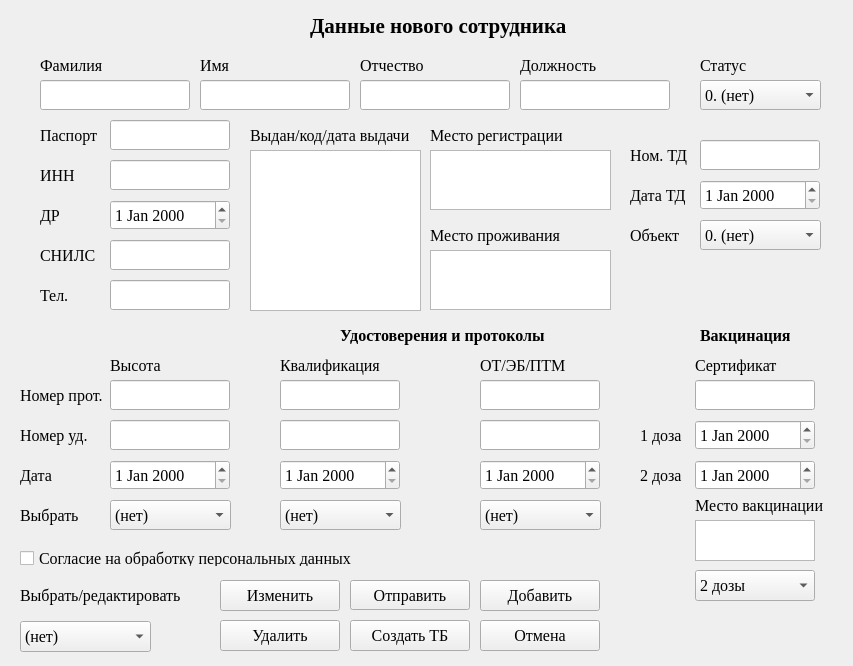
Qt form notebook/sourse/ui_files/new_worker.ui (SmolPO/my_helper) before a commit.
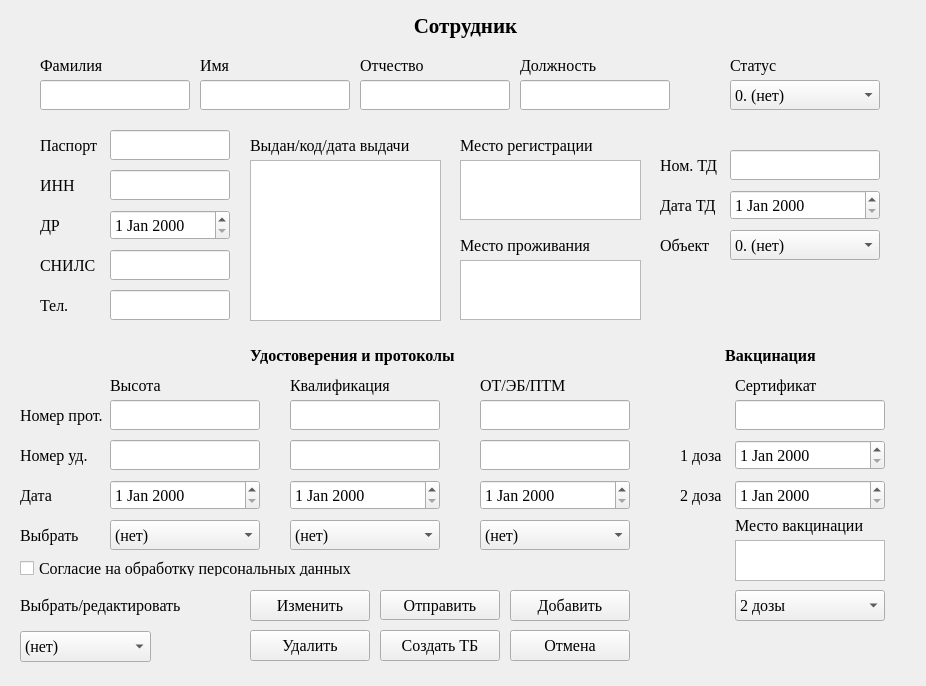
The same form after that commit.

```diff
--- a/notebook/sourse/ui_files/new_worker.ui
+++ b/notebook/sourse/ui_files/new_worker.ui
@@ -6,8 +6,8 @@
    <rect>
     <x>0</x>
     <y>0</y>
-    <width>853</width>
-    <height>666</height>
+    <width>926</width>
+    <height>686</height>
    </rect>
   </property>
   <property name="windowTitle">
@@ -16,9 +16,9 @@
   <widget class="QLabel" name="label">
    <property name="geometry">
     <rect>
-     <x>310</x>
+     <x>10</x>
      <y>10</y>
-     <width>271</width>
+     <width>911</width>
      <height>31</height>
     </rect>
    </property>
@@ -36,14 +36,17 @@
     <number>0</number>
    </property>
    <property name="text">
-    <string>Данные нового сотрудника</string>
+    <string>Сотрудник</string>
+   </property>
+   <property name="alignment">
+    <set>Qt::AlignCenter</set>
    </property>
   </widget>
   <widget class="QPushButton" name="b_ok">
    <property name="geometry">
     <rect>
-     <x>480</x>
-     <y>580</y>
+     <x>510</x>
+     <y>590</y>
      <width>120</width>
      <height>31</height>
     </rect>
@@ -208,14 +211,15 @@
    <property name="geometry">
     <rect>
      <x>250</x>
-     <y>150</y>
-     <width>171</width>
+     <y>160</y>
+     <width>191</width>
      <height>161</height>
     </rect>
    </property>
    <property name="font">
     <font>
      <family>Times New Roman</family>
+     <pointsize>12</pointsize>
     </font>
    </property>
   </widget>
@@ -223,7 +227,7 @@
    <property name="geometry">
     <rect>
      <x>250</x>
-     <y>120</y>
+     <y>130</y>
      <width>171</width>
      <height>30</height>
     </rect>
@@ -241,8 +245,8 @@
   <widget class="QTextEdit" name="adr">
    <property name="geometry">
     <rect>
-     <x>430</x>
-     <y>150</y>
+     <x>460</x>
+     <y>160</y>
      <width>181</width>
      <height>60</height>
     </rect>
@@ -250,14 +254,15 @@
    <property name="font">
     <font>
      <family>Times New Roman</family>
+     <pointsize>12</pointsize>
     </font>
    </property>
   </widget>
   <widget class="QLabel" name="label_7">
    <property name="geometry">
     <rect>
-     <x>430</x>
-     <y>120</y>
+     <x>460</x>
+     <y>130</y>
      <width>150</width>
      <height>30</height>
     </rect>
@@ -276,7 +281,7 @@
    <property name="geometry">
     <rect>
      <x>40</x>
-     <y>120</y>
+     <y>130</y>
      <width>150</width>
      <height>30</height>
     </rect>
@@ -295,7 +300,7 @@
    <property name="geometry">
     <rect>
      <x>110</x>
-     <y>120</y>
+     <y>130</y>
      <width>120</width>
      <height>30</height>
     </rect>
@@ -314,7 +319,7 @@
    <property name="geometry">
     <rect>
      <x>110</x>
-     <y>350</y>
+     <y>370</y>
      <width>81</width>
      <height>30</height>
     </rect>
@@ -333,8 +338,8 @@
    <property name="geometry">
     <rect>
      <x>110</x>
-     <y>380</y>
-     <width>120</width>
+     <y>400</y>
+     <width>150</width>
      <height>30</height>
     </rect>
    </property>
@@ -348,8 +353,8 @@
   <widget class="QLabel" name="label_16">
    <property name="geometry">
     <rect>
-     <x>340</x>
-     <y>320</y>
+     <x>250</x>
+     <y>340</y>
      <width>241</width>
      <height>30</height>
     </rect>
@@ -369,7 +374,7 @@
    <property name="geometry">
     <rect>
      <x>20</x>
-     <y>420</y>
+     <y>440</y>
      <width>91</width>
      <height>30</height>
     </rect>
@@ -387,9 +392,9 @@
   <widget class="QLabel" name="label_8">
    <property name="geometry">
     <rect>
-     <x>280</x>
-     <y>350</y>
-     <width>111</width>
+     <x>290</x>
+     <y>370</y>
+     <width>150</width>
      <height>30</height>
     </rect>
    </property>
@@ -406,9 +411,9 @@
   <widget class="QLineEdit" name="n_study">
    <property name="geometry">
     <rect>
-     <x>280</x>
-     <y>380</y>
-     <width>120</width>
+     <x>290</x>
+     <y>400</y>
+     <width>150</width>
      <height>30</height>
     </rect>
    </property>
@@ -422,9 +427,9 @@
   <widget class="QLineEdit" name="n_study_card">
    <property name="geometry">
     <rect>
-     <x>280</x>
-     <y>420</y>
-     <width>120</width>
+     <x>290</x>
+     <y>440</y>
+     <width>150</width>
      <height>30</height>
     </rect>
    </property>
@@ -438,8 +443,8 @@
   <widget class="QPushButton" name="b_cancel">
    <property name="geometry">
     <rect>
-     <x>480</x>
-     <y>620</y>
+     <x>510</x>
+     <y>630</y>
      <width>120</width>
      <height>31</height>
     </rect>
@@ -458,8 +463,8 @@
    <property name="geometry">
     <rect>
      <x>110</x>
-     <y>460</y>
-     <width>120</width>
+     <y>480</y>
+     <width>150</width>
      <height>30</height>
     </rect>
    </property>
@@ -473,9 +478,9 @@
   <widget class="QDateEdit" name="d_study">
    <property name="geometry">
     <rect>
-     <x>280</x>
-     <y>460</y>
-     <width>120</width>
+     <x>290</x>
+     <y>480</y>
+     <width>150</width>
      <height>30</height>
     </rect>
    </property>
@@ -490,7 +495,7 @@
    <property name="geometry">
     <rect>
      <x>20</x>
-     <y>460</y>
+     <y>480</y>
      <width>51</width>
      <height>30</height>
     </rect>
@@ -509,8 +514,8 @@
    <property name="geometry">
     <rect>
      <x>480</x>
-     <y>460</y>
-     <width>120</width>
+     <y>480</y>
+     <width>150</width>
      <height>30</height>
     </rect>
    </property>
@@ -525,8 +530,8 @@
    <property name="geometry">
     <rect>
      <x>480</x>
-     <y>350</y>
-     <width>111</width>
+     <y>370</y>
+     <width>150</width>
      <height>30</height>
     </rect>
    </property>
@@ -543,8 +548,8 @@
   <widget class="QLabel" name="label_12">
    <property name="geometry">
     <rect>
-     <x>430</x>
-     <y>220</y>
+     <x>460</x>
+     <y>230</y>
      <width>150</width>
      <height>30</height>
     </rect>
@@ -562,8 +567,8 @@
   <widget class="QTextEdit" name="live_adr">
    <property name="geometry">
     <rect>
-     <x>430</x>
-     <y>250</y>
+     <x>460</x>
+     <y>260</y>
      <width>181</width>
      <height>60</height>
     </rect>
@@ -571,6 +576,7 @@
    <property name="font">
     <font>
      <family>Times New Roman</family>
+     <pointsize>12</pointsize>
     </font>
    </property>
   </widget>
@@ -578,7 +584,7 @@
    <property name="geometry">
     <rect>
      <x>40</x>
-     <y>200</y>
+     <y>210</y>
      <width>61</width>
      <height>30</height>
     </rect>
@@ -597,7 +603,7 @@
    <property name="geometry">
     <rect>
      <x>110</x>
-     <y>200</y>
+     <y>210</y>
      <width>120</width>
      <height>30</height>
     </rect>
@@ -612,9 +618,9 @@
   <widget class="QLineEdit" name="n_td">
    <property name="geometry">
     <rect>
-     <x>700</x>
-     <y>140</y>
-     <width>120</width>
+     <x>730</x>
+     <y>150</y>
+     <width>150</width>
      <height>30</height>
     </rect>
    </property>
@@ -629,8 +635,8 @@
    <property name="geometry">
     <rect>
      <x>480</x>
-     <y>420</y>
-     <width>120</width>
+     <y>440</y>
+     <width>150</width>
      <height>30</height>
     </rect>
    </property>
@@ -644,8 +650,8 @@
   <widget class="QLabel" name="label_15">
    <property name="geometry">
     <rect>
-     <x>630</x>
-     <y>140</y>
+     <x>660</x>
+     <y>150</y>
      <width>61</width>
      <height>30</height>
     </rect>
@@ -663,9 +669,9 @@
   <widget class="QDateEdit" name="d_td">
    <property name="geometry">
     <rect>
-     <x>700</x>
-     <y>180</y>
-     <width>120</width>
+     <x>730</x>
+     <y>190</y>
+     <width>150</width>
      <height>30</height>
     </rect>
    </property>
@@ -679,8 +685,8 @@
   <widget class="QLabel" name="label_17">
    <property name="geometry">
     <rect>
-     <x>630</x>
-     <y>180</y>
+     <x>660</x>
+     <y>190</y>
      <width>71</width>
      <height>30</height>
     </rect>
@@ -699,7 +705,7 @@
    <property name="geometry">
     <rect>
      <x>110</x>
-     <y>280</y>
+     <y>290</y>
      <width>120</width>
      <height>30</height>
     </rect>
@@ -714,7 +720,7 @@
    <property name="geometry">
     <rect>
      <x>40</x>
-     <y>280</y>
+     <y>290</y>
      <width>41</width>
      <height>30</height>
     </rect>
@@ -733,7 +739,7 @@
    <property name="geometry">
     <rect>
      <x>110</x>
-     <y>160</y>
+     <y>170</y>
      <width>120</width>
      <height>30</height>
     </rect>
@@ -749,7 +755,7 @@
    <property name="geometry">
     <rect>
      <x>40</x>
-     <y>160</y>
+     <y>170</y>
      <width>51</width>
      <height>30</height>
     </rect>
@@ -768,7 +774,7 @@
    <property name="geometry">
     <rect>
      <x>40</x>
-     <y>240</y>
+     <y>250</y>
      <width>71</width>
      <height>30</height>
     </rect>
@@ -787,7 +793,7 @@
    <property name="geometry">
     <rect>
      <x>20</x>
-     <y>621</y>
+     <y>631</y>
      <width>131</width>
      <height>31</height>
     </rect>
@@ -808,7 +814,7 @@
    <property name="geometry">
     <rect>
      <x>20</x>
-     <y>580</y>
+     <y>590</y>
      <width>181</width>
      <height>30</height>
     </rect>
@@ -827,7 +833,7 @@
    <property name="geometry">
     <rect>
      <x>110</x>
-     <y>240</y>
+     <y>250</y>
      <width>120</width>
      <height>30</height>
     </rect>
@@ -841,8 +847,8 @@
   <widget class="QPushButton" name="b_change">
    <property name="geometry">
     <rect>
-     <x>220</x>
-     <y>580</y>
+     <x>250</x>
+     <y>590</y>
      <width>120</width>
      <height>31</height>
     </rect>
@@ -860,8 +866,8 @@
   <widget class="QPushButton" name="b_kill">
    <property name="geometry">
     <rect>
-     <x>220</x>
-     <y>620</y>
+     <x>250</x>
+     <y>630</y>
      <width>120</width>
      <height>31</height>
     </rect>
@@ -880,8 +886,8 @@
    <property name="geometry">
     <rect>
      <x>480</x>
-     <y>380</y>
-     <width>120</width>
+     <y>400</y>
+     <width>150</width>
      <height>30</height>
     </rect>
    </property>
@@ -896,8 +902,8 @@
    <property name="geometry">
     <rect>
      <x>110</x>
-     <y>420</y>
-     <width>120</width>
+     <y>440</y>
+     <width>150</width>
      <height>30</height>
     </rect>
    </property>
@@ -911,9 +917,9 @@
   <widget class="QComboBox" name="cb_contract">
    <property name="geometry">
     <rect>
-     <x>700</x>
-     <y>220</y>
-     <width>121</width>
+     <x>730</x>
+     <y>230</y>
+     <width>150</width>
      <height>30</height>
     </rect>
    </property>
@@ -932,8 +938,8 @@
   <widget class="QLabel" name="label_29">
    <property name="geometry">
     <rect>
-     <x>630</x>
-     <y>220</y>
+     <x>660</x>
+     <y>230</y>
      <width>61</width>
      <height>30</height>
     </rect>
@@ -951,9 +957,9 @@
   <widget class="QDateEdit" name="d_vac_2">
    <property name="geometry">
     <rect>
-     <x>695</x>
-     <y>460</y>
-     <width>120</width>
+     <x>735</x>
+     <y>480</y>
+     <width>150</width>
      <height>30</height>
     </rect>
    </property>
@@ -967,9 +973,9 @@
   <widget class="QTextEdit" name="place">
    <property name="geometry">
     <rect>
-     <x>695</x>
-     <y>520</y>
-     <width>120</width>
+     <x>735</x>
+     <y>540</y>
+     <width>150</width>
      <height>41</height>
     </rect>
    </property>
@@ -983,9 +989,9 @@
   <widget class="QLineEdit" name="vac_doc">
    <property name="geometry">
     <rect>
-     <x>695</x>
-     <y>380</y>
-     <width>120</width>
+     <x>735</x>
+     <y>400</y>
+     <width>150</width>
      <height>30</height>
     </rect>
    </property>
@@ -998,9 +1004,9 @@
   <widget class="QDateEdit" name="d_vac_1">
    <property name="geometry">
     <rect>
-     <x>695</x>
-     <y>420</y>
-     <width>120</width>
+     <x>735</x>
+     <y>440</y>
+     <width>150</width>
      <height>30</height>
     </rect>
    </property>
@@ -1014,8 +1020,8 @@
   <widget class="QLabel" name="label_33">
    <property name="geometry">
     <rect>
-     <x>695</x>
-     <y>350</y>
+     <x>735</x>
+     <y>370</y>
      <width>150</width>
      <height>30</height>
     </rect>
@@ -1033,8 +1039,8 @@
   <widget class="QLabel" name="label_34">
    <property name="geometry">
     <rect>
-     <x>695</x>
-     <y>490</y>
+     <x>735</x>
+     <y>510</y>
      <width>150</width>
      <height>30</height>
     </rect>
@@ -1052,9 +1058,9 @@
   <widget class="QComboBox" name="cb_vac">
    <property name="geometry">
     <rect>
-     <x>695</x>
-     <y>570</y>
-     <width>120</width>
+     <x>735</x>
+     <y>590</y>
+     <width>150</width>
      <height>31</height>
     </rect>
    </property>
@@ -1084,7 +1090,7 @@
    <property name="geometry">
     <rect>
      <x>20</x>
-     <y>550</y>
+     <y>560</y>
      <width>341</width>
      <height>16</height>
     </rect>
@@ -1102,9 +1108,9 @@
   <widget class="QComboBox" name="status">
    <property name="geometry">
     <rect>
-     <x>700</x>
+     <x>730</x>
      <y>80</y>
-     <width>121</width>
+     <width>150</width>
      <height>30</height>
     </rect>
    </property>
@@ -1138,7 +1144,7 @@
   <widget class="QLabel" name="label_30">
    <property name="geometry">
     <rect>
-     <x>700</x>
+     <x>730</x>
      <y>50</y>
      <width>150</width>
      <height>30</height>
@@ -1157,8 +1163,8 @@
   <widget class="QPushButton" name="b_send_docs">
    <property name="geometry">
     <rect>
-     <x>350</x>
-     <y>580</y>
+     <x>380</x>
+     <y>590</y>
      <width>120</width>
      <height>30</height>
     </rect>
@@ -1176,8 +1182,8 @@
   <widget class="QLabel" name="l_1">
    <property name="geometry">
     <rect>
-     <x>640</x>
-     <y>420</y>
+     <x>680</x>
+     <y>440</y>
      <width>51</width>
      <height>30</height>
     </rect>
@@ -1195,8 +1201,8 @@
   <widget class="QLabel" name="label_35">
    <property name="geometry">
     <rect>
-     <x>640</x>
-     <y>460</y>
+     <x>680</x>
+     <y>480</y>
      <width>51</width>
      <height>30</height>
     </rect>
@@ -1214,8 +1220,8 @@
   <widget class="QPushButton" name="b_tb">
    <property name="geometry">
     <rect>
-     <x>350</x>
-     <y>620</y>
+     <x>380</x>
+     <y>630</y>
      <width>120</width>
      <height>31</height>
     </rect>
@@ -1234,7 +1240,7 @@
    <property name="geometry">
     <rect>
      <x>20</x>
-     <y>380</y>
+     <y>400</y>
      <width>91</width>
      <height>30</height>
     </rect>
@@ -1252,9 +1258,9 @@
   <widget class="QLabel" name="label_11">
    <property name="geometry">
     <rect>
-     <x>700</x>
-     <y>320</y>
-     <width>101</width>
+     <x>670</x>
+     <y>340</y>
+     <width>201</width>
      <height>30</height>
     </rect>
    </property>
@@ -1268,12 +1274,15 @@
    <property name="text">
     <string>Вакцинация</string>
    </property>
+   <property name="alignment">
+    <set>Qt::AlignCenter</set>
+   </property>
   </widget>
   <widget class="QLabel" name="label_19">
    <property name="geometry">
     <rect>
      <x>20</x>
-     <y>500</y>
+     <y>520</y>
      <width>61</width>
      <height>30</height>
     </rect>
@@ -1291,9 +1300,9 @@
   <widget class="QComboBox" name="cb_st">
    <property name="geometry">
     <rect>
-     <x>280</x>
-     <y>500</y>
-     <width>121</width>
+     <x>290</x>
+     <y>520</y>
+     <width>150</width>
      <height>30</height>
     </rect>
    </property>
@@ -1313,8 +1322,8 @@
    <property name="geometry">
     <rect>
      <x>480</x>
-     <y>500</y>
-     <width>121</width>
+     <y>520</y>
+     <width>150</width>
      <height>30</height>
     </rect>
    </property>
@@ -1334,8 +1343,8 @@
    <property name="geometry">
     <rect>
      <x>110</x>
-     <y>500</y>
-     <width>121</width>
+     <y>520</y>
+     <width>150</width>
      <height>30</height>
     </rect>
    </property>
```
